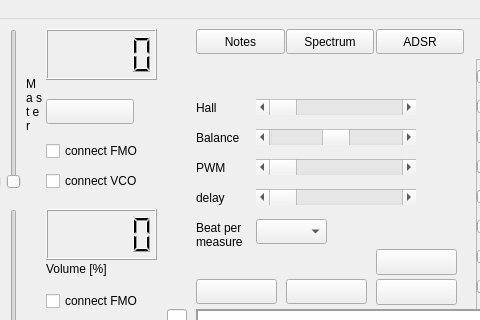
This is OceanGUI/mainwindow.ui in uglasmeyer/ocean as Qt 5 draws it before an edit; both pictures show x 284 to 764 and y 0 to 320 of the 1207 by 629 pixel window. The edited form follows.
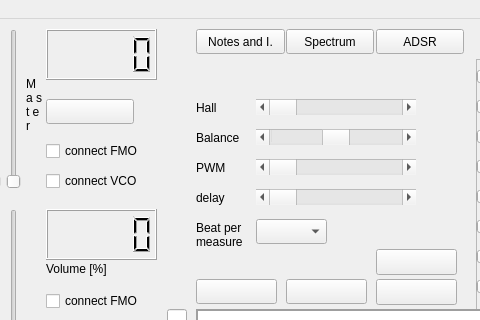
This is the edited form.

What changed in the file:
```diff
--- a/OceanGUI/mainwindow.ui
+++ b/OceanGUI/mainwindow.ui
@@ -1142,7 +1142,7 @@
      </rect>
     </property>
     <property name="text">
-     <string>Notes</string>
+     <string>Notes and I.</string>
     </property>
    </widget>
    <widget class="QPushButton" name="pBtoggleRecord">
```
